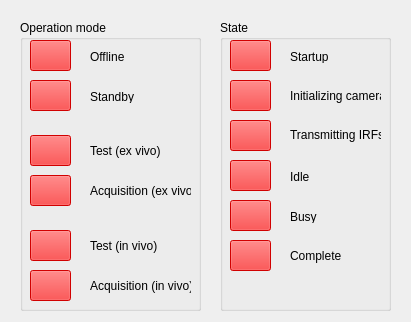
suntc/aiming-beam-mirror, file mainwindow.ui: the form before one commit.
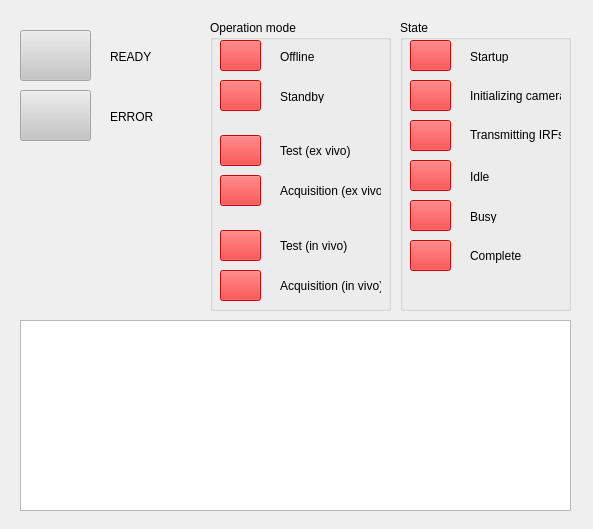
The form after the commit.

Diff of the .ui file:
```diff
--- a/mainwindow.ui
+++ b/mainwindow.ui
@@ -9,8 +9,8 @@
    <rect>
     <x>0</x>
     <y>0</y>
-    <width>411</width>
-    <height>322</height>
+    <width>593</width>
+    <height>529</height>
    </rect>
   </property>
   <property name="windowTitle">
@@ -20,7 +20,7 @@
    <widget class="QGroupBox" name="groupBox">
     <property name="geometry">
      <rect>
-      <x>20</x>
+      <x>210</x>
       <y>20</y>
       <width>181</width>
       <height>291</height>
@@ -225,7 +225,7 @@
    <widget class="QGroupBox" name="groupBox_2">
     <property name="geometry">
      <rect>
-      <x>220</x>
+      <x>400</x>
       <y>20</y>
       <width>171</width>
       <height>291</height>
@@ -427,6 +427,91 @@
      </property>
     </widget>
    </widget>
+   <widget class="QPlainTextEdit" name="log_text">
+    <property name="enabled">
+     <bool>true</bool>
+    </property>
+    <property name="geometry">
+     <rect>
+      <x>20</x>
+      <y>320</y>
+      <width>551</width>
+      <height>191</height>
+     </rect>
+    </property>
+    <property name="font">
+     <font>
+      <pointsize>12</pointsize>
+     </font>
+    </property>
+    <property name="readOnly">
+     <bool>true</bool>
+    </property>
+   </widget>
+   <widget class="QToolButton" name="ready_btn">
+    <property name="enabled">
+     <bool>false</bool>
+    </property>
+    <property name="geometry">
+     <rect>
+      <x>20</x>
+      <y>30</y>
+      <width>71</width>
+      <height>51</height>
+     </rect>
+    </property>
+    <property name="styleSheet">
+     <string notr="true">background-color: rgb(197, 197, 197);</string>
+    </property>
+    <property name="text">
+     <string/>
+    </property>
+   </widget>
+   <widget class="QToolButton" name="error_btn">
+    <property name="enabled">
+     <bool>false</bool>
+    </property>
+    <property name="geometry">
+     <rect>
+      <x>20</x>
+      <y>90</y>
+      <width>71</width>
+      <height>51</height>
+     </rect>
+    </property>
+    <property name="styleSheet">
+     <string notr="true">background-color: rgb(197, 197, 197);</string>
+    </property>
+    <property name="text">
+     <string/>
+    </property>
+   </widget>
+   <widget class="QLabel" name="ready_label">
+    <property name="geometry">
+     <rect>
+      <x>110</x>
+      <y>50</y>
+      <width>47</width>
+      <height>13</height>
+     </rect>
+    </property>
+    <property name="text">
+     <string>READY</string>
+    </property>
+   </widget>
+   <widget class="QLabel" name="error_label">
+    <property name="geometry">
+     <rect>
+      <x>110</x>
+      <y>110</y>
+      <width>47</width>
+      <height>13</height>
+     </rect>
+    </property>
+    <property name="text">
+     <string>ERROR</string>
+    </property>
+   </widget>
   </widget>
  </widget>
  <layoutdefault spacing="6" margin="11"/>
```
